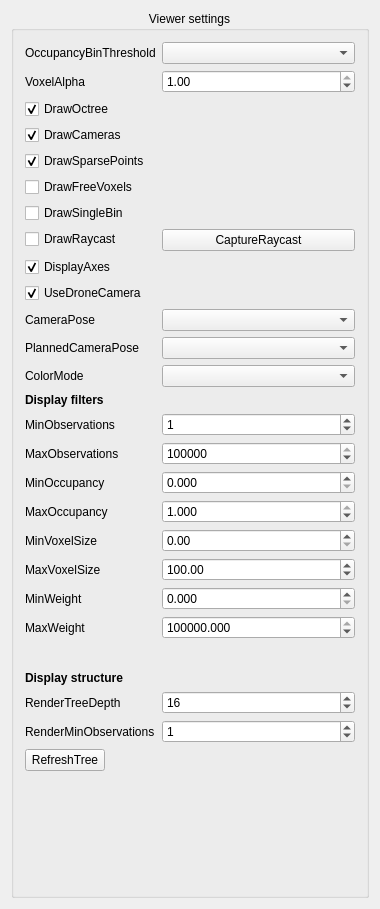
This is viewpoint_planner/src/viewer_settings_panel.ui in bennihepp/Quad3DR as Qt 5 draws it before an edit. The edited form follows.
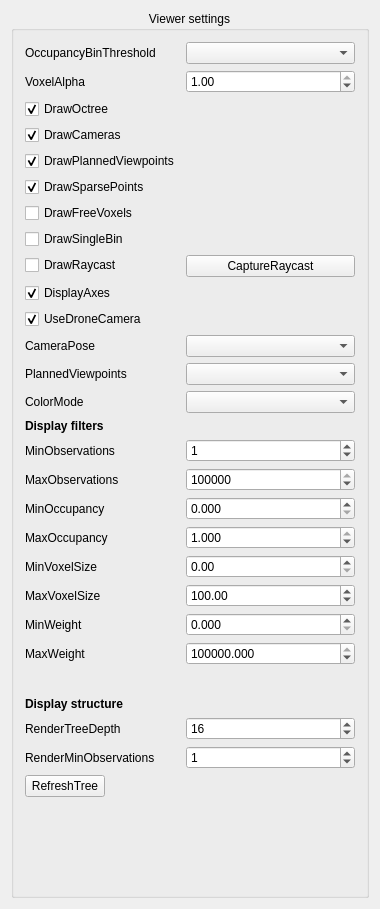
This is the edited form.

Commit message: Improved viewpoint planning visualization

What changed in the file:
```diff
--- a/viewpoint_planner/src/viewer_settings_panel.ui
+++ b/viewpoint_planner/src/viewer_settings_panel.ui
@@ -103,7 +103,7 @@
           </property>
          </widget>
         </item>
-        <item row="6" column="0">
+        <item row="7" column="0">
          <widget class="QCheckBox" name="drawSparsePoints">
           <property name="text">
            <string>DrawSparsePoints</string>
@@ -113,28 +113,28 @@
           </property>
          </widget>
         </item>
-        <item row="7" column="0">
+        <item row="8" column="0">
          <widget class="QCheckBox" name="drawFreeVoxels">
           <property name="text">
            <string>DrawFreeVoxels</string>
           </property>
          </widget>
         </item>
-        <item row="8" column="0">
+        <item row="9" column="0">
          <widget class="QCheckBox" name="drawSingleBin">
           <property name="text">
            <string>DrawSingleBin</string>
           </property>
          </widget>
         </item>
-        <item row="9" column="0">
+        <item row="10" column="0">
          <widget class="QCheckBox" name="drawRaycast">
           <property name="text">
            <string>DrawRaycast</string>
           </property>
          </widget>
         </item>
-        <item row="10" column="0" colspan="2">
+        <item row="11" column="0" colspan="2">
          <widget class="QCheckBox" name="displayAxes">
           <property name="text">
            <string>DisplayAxes</string>
@@ -144,7 +144,7 @@
           </property>
          </widget>
         </item>
-        <item row="12" column="0">
+        <item row="13" column="0">
          <widget class="QCheckBox" name="useDroneCamera">
           <property name="text">
            <string>UseDroneCamera</string>
@@ -154,27 +154,27 @@
           </property>
          </widget>
         </item>
-        <item row="13" column="0">
+        <item row="14" column="0">
          <widget class="QLabel" name="label_4">
           <property name="text">
            <string>CameraPose</string>
           </property>
          </widget>
         </item>
-        <item row="13" column="1">
+        <item row="14" column="1">
          <widget class="QComboBox" name="imagePose"/>
         </item>
-        <item row="15" column="0">
+        <item row="16" column="0">
          <widget class="QLabel" name="label_14">
           <property name="text">
            <string>ColorMode</string>
           </property>
          </widget>
         </item>
-        <item row="15" column="1">
+        <item row="16" column="1">
          <widget class="QComboBox" name="colorFlags"/>
         </item>
-        <item row="17" column="0">
+        <item row="18" column="0">
          <widget class="QLabel" name="label_11">
           <property name="font">
            <font>
@@ -187,14 +187,14 @@
           </property>
          </widget>
         </item>
-        <item row="18" column="0">
+        <item row="19" column="0">
          <widget class="QLabel" name="label_5">
           <property name="text">
            <string>MinObservations</string>
           </property>
          </widget>
         </item>
-        <item row="18" column="1">
+        <item row="19" column="1">
          <widget class="QSpinBox" name="minObservations">
           <property name="maximum">
            <number>9999999</number>
@@ -204,14 +204,14 @@
           </property>
          </widget>
         </item>
-        <item row="19" column="0">
+        <item row="20" column="0">
          <widget class="QLabel" name="label_6">
           <property name="text">
            <string>MaxObservations</string>
           </property>
          </widget>
         </item>
-        <item row="19" column="1">
+        <item row="20" column="1">
          <widget class="QSpinBox" name="maxObservations">
           <property name="maximum">
            <number>9999999</number>
@@ -221,14 +221,14 @@
           </property>
          </widget>
         </item>
-        <item row="20" column="0">
+        <item row="21" column="0">
          <widget class="QLabel" name="label_7">
           <property name="text">
            <string>MinOccupancy</string>
           </property>
          </widget>
         </item>
-        <item row="20" column="1">
+        <item row="21" column="1">
          <widget class="QDoubleSpinBox" name="minOccupancy">
           <property name="decimals">
            <number>3</number>
@@ -241,14 +241,14 @@
           </property>
          </widget>
         </item>
-        <item row="21" column="0">
+        <item row="22" column="0">
          <widget class="QLabel" name="label_8">
           <property name="text">
            <string>MaxOccupancy</string>
           </property>
          </widget>
         </item>
-        <item row="21" column="1">
+        <item row="22" column="1">
          <widget class="QDoubleSpinBox" name="maxOccupancy">
           <property name="decimals">
            <number>3</number>
@@ -264,14 +264,14 @@
           </property>
          </widget>
         </item>
-        <item row="22" column="0">
+        <item row="23" column="0">
          <widget class="QLabel" name="label_9">
           <property name="text">
            <string>MinVoxelSize</string>
           </property>
          </widget>
         </item>
-        <item row="22" column="1">
+        <item row="23" column="1">
          <widget class="QDoubleSpinBox" name="minVoxelSize">
           <property name="maximum">
            <double>4294967.000000000000000</double>
@@ -281,14 +281,14 @@
           </property>
          </widget>
         </item>
-        <item row="23" column="0">
+        <item row="24" column="0">
          <widget class="QLabel" name="label_10">
           <property name="text">
            <string>MaxVoxelSize</string>
           </property>
          </widget>
         </item>
-        <item row="23" column="1">
+        <item row="24" column="1">
          <widget class="QDoubleSpinBox" name="maxVoxelSize">
           <property name="maximum">
            <double>4294967.000000000000000</double>
@@ -301,14 +301,14 @@
           </property>
          </widget>
         </item>
-        <item row="24" column="0">
+        <item row="25" column="0">
          <widget class="QLabel" name="label_15">
           <property name="text">
            <string>MinWeight</string>
           </property>
          </widget>
         </item>
-        <item row="24" column="1">
+        <item row="25" column="1">
          <widget class="QDoubleSpinBox" name="minWeight">
           <property name="decimals">
            <number>3</number>
@@ -321,14 +321,14 @@
           </property>
          </widget>
         </item>
-        <item row="25" column="0">
+        <item row="26" column="0">
          <widget class="QLabel" name="label_16">
           <property name="text">
            <string>MaxWeight</string>
           </property>
          </widget>
         </item>
-        <item row="25" column="1">
+        <item row="26" column="1">
          <widget class="QDoubleSpinBox" name="maxWeight">
           <property name="decimals">
            <number>3</number>
@@ -344,7 +344,7 @@
           </property>
          </widget>
         </item>
-        <item row="27" column="0" colspan="2">
+        <item row="28" column="0" colspan="2">
          <spacer name="horizontalSpacer">
           <property name="orientation">
            <enum>Qt::Horizontal</enum>
@@ -357,7 +357,7 @@
           </property>
          </spacer>
         </item>
-        <item row="28" column="0">
+        <item row="29" column="0">
          <widget class="QLabel" name="label_13">
           <property name="font">
            <font>
@@ -370,14 +370,14 @@
           </property>
          </widget>
         </item>
-        <item row="29" column="0">
+        <item row="30" column="0">
          <widget class="QLabel" name="label_2">
           <property name="text">
            <string>RenderTreeDepth</string>
           </property>
          </widget>
         </item>
-        <item row="29" column="1">
+        <item row="30" column="1">
          <widget class="QSpinBox" name="renderTreeDepth">
           <property name="maximum">
            <number>32</number>
@@ -387,14 +387,14 @@
           </property>
          </widget>
         </item>
-        <item row="30" column="0">
+        <item row="31" column="0">
          <widget class="QLabel" name="label_12">
           <property name="text">
            <string>RenderMinObservations</string>
           </property>
          </widget>
         </item>
-        <item row="30" column="1">
+        <item row="31" column="1">
          <widget class="QSpinBox" name="renderObservationThreshold">
           <property name="maximum">
            <number>99999999</number>
@@ -404,30 +404,40 @@
           </property>
          </widget>
         </item>
-        <item row="31" column="0">
+        <item row="32" column="0">
          <widget class="QPushButton" name="refreshTree">
           <property name="text">
            <string>RefreshTree</string>
           </property>
          </widget>
         </item>
-        <item row="9" column="1">
+        <item row="10" column="1">
          <widget class="QPushButton" name="captureRaycast">
           <property name="text">
            <string>CaptureRaycast</string>
           </property>
          </widget>
         </item>
-        <item row="14" column="0">
+        <item row="15" column="0">
          <widget class="QLabel" name="label_17">
           <property name="text">
-           <string>PlannedCameraPose</string>
+           <string>PlannedViewpoints</string>
           </property>
          </widget>
         </item>
-        <item row="14" column="1">
+        <item row="15" column="1">
          <widget class="QComboBox" name="plannedViewpoints"/>
         </item>
+        <item row="6" column="0">
+         <widget class="QCheckBox" name="drawPlannedViewpoints">
+          <property name="text">
+           <string>DrawPlannedViewpoints</string>
+          </property>
+          <property name="checked">
+           <bool>true</bool>
+          </property>
+         </widget>
+        </item>
        </layout>
       </item>
      </layout>
```
The commit also changes 7 other files.
